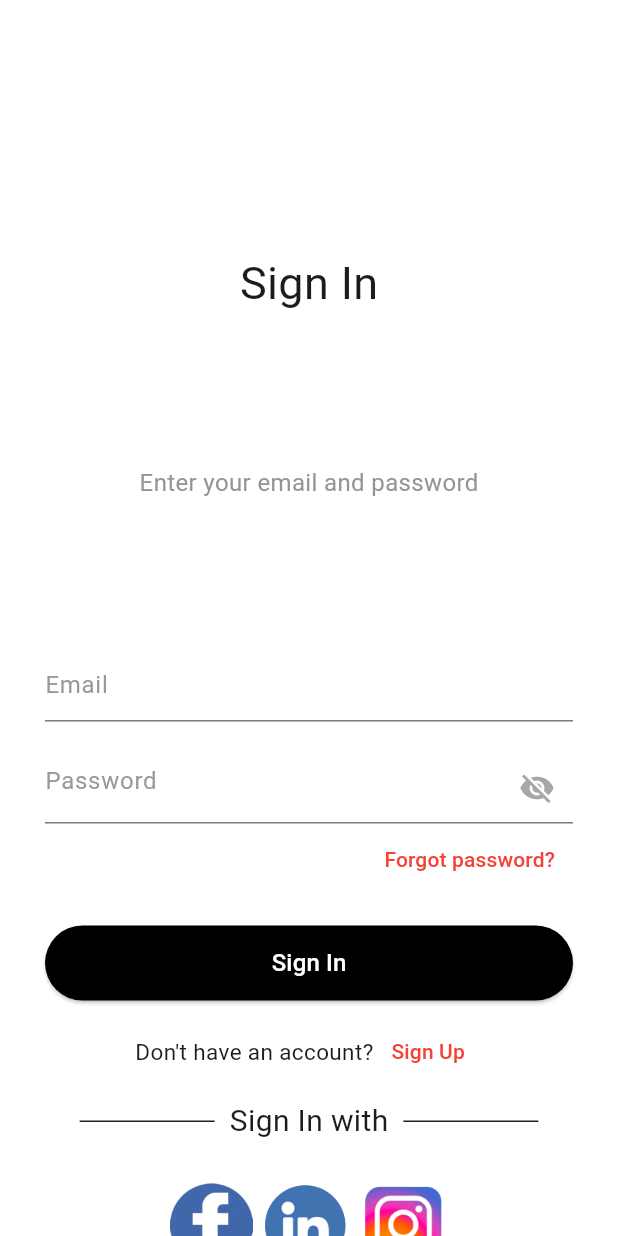
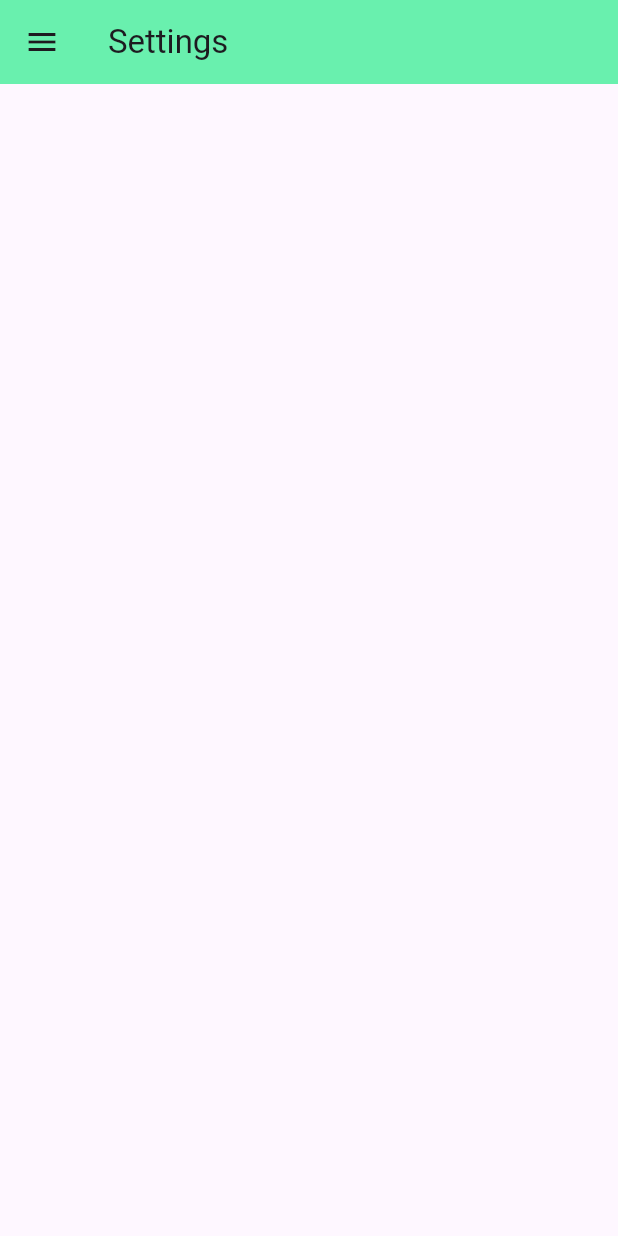
Before and after one commit to rafaeIpereira/SignIn_and_SignUp_Screens, a Flutter app: the screen it shows after launch, on a phone screen of 412 x 824 dp. Run offline on Flutter 3.47's test engine with Material 3 defaults, Android fonts, the phone set to English and light mode, and no system bars.

Commit message:
Settings Page has been implemented

```diff
--- a/lib/main.dart
+++ b/lib/main.dart
@@ -1,7 +1,8 @@
 import 'package:flutter/material.dart';
+import 'package:flutter_first_project/settings_page.dart';
 import 'package:flutter_first_project/sign_in.dart';
-// import 'package:flutter_first_project/sign_in.dart';
-// import 'package:flutter_first_project/sign_up.dart';
+import 'package:flutter_first_project/sign_in.dart';
+import 'package:flutter_first_project/sign_up.dart';
 
 void main() {
   runApp(const MyApp());
@@ -15,7 +16,7 @@ class MyApp extends StatelessWidget {
     return const MaterialApp(
       debugShowCheckedModeBanner: false,
       title: 'Flutter Demo',
-      home: LoginPage(),
+      home: SettingsPage(),
     );
   }
 }
--- /dev/null
+++ b/lib/settings_page.dart
@@ -0,0 +1,51 @@
+import 'package:flutter/material.dart';
+
+class SettingsPage extends StatelessWidget {
+  const SettingsPage({super.key});
+
+  @override
+  Widget build(BuildContext context) {
+    return Scaffold(
+      appBar: AppBar(
+        backgroundColor: Colors.greenAccent,
+        title: const Text(
+          "Settings",
+          style: TextStyle(fontSize: 22),
+        ),
+      ),
+      drawer: Drawer(
+        child: ListView(
+          padding: EdgeInsets.zero,
+          children: [
+            const DrawerHeader(
+              decoration: BoxDecoration(color: Colors.greenAccent),
+              child: Center(
+                  child: Image(
+                image: AssetImage('assets/images/facebook_icon.png'),
+                width: 50,
+                height: 50,
+              )),
+            ),
+            const SizedBox(height: 10,),
+            ListTile(
+              leading: const Icon(Icons.person),
+              title: const Text('Profile'),
+              onTap: () {
+                // Update the state of the app.
+                // ...
+              },
+            ),
+            ListTile(
+              leading: const Icon(Icons.info),
+              title: const Text('About'),
+              onTap: () {
+                // Update the state of the app.
+                // ...
+              },
+            ),
+          ],
+        ),
+      ),
+    );
+  }
+}
--- a/lib/sign_in.dart
+++ b/lib/sign_in.dart
@@ -13,7 +13,8 @@ class _LoginPageState extends State<LoginPage> {
   Widget build(BuildContext context) {
     return Scaffold(
       backgroundColor: Colors.white,
-      body: Padding(
+      body: SingleChildScrollView(
+        child: Padding(
           padding: const EdgeInsets.only(top: 167, left: 30, right: 30),
           child: Center(
             child: Column(
@@ -162,6 +163,7 @@ class _LoginPageState extends State<LoginPage> {
             ),
           ),
         ),
+      ),
     );
   }
 }
--- a/lib/sign_up.dart
+++ b/lib/sign_up.dart
@@ -12,8 +12,9 @@ class _SignUpPageState extends State<SignUpPage> {
   Widget build(BuildContext context) {
     return Scaffold(
       backgroundColor: Colors.white,
-      body: Padding(
-        padding: const EdgeInsets.only(top: 167, left: 30, right: 30),
+      body: SingleChildScrollView(
+        child: Padding(
+          padding: const EdgeInsets.only(top: 120, left: 30, right: 30),
           child: Center(
             child: Column(
               children: [
@@ -142,10 +143,8 @@ class _SignUpPageState extends State<SignUpPage> {
                     )
                   ],
                 ),
-              const SizedBox(
-                height: 8,
+              ],
             ),
-            ],
           ),
         ),
       ),
```
Lines whose indentation alone changed are shown as unchanged.
